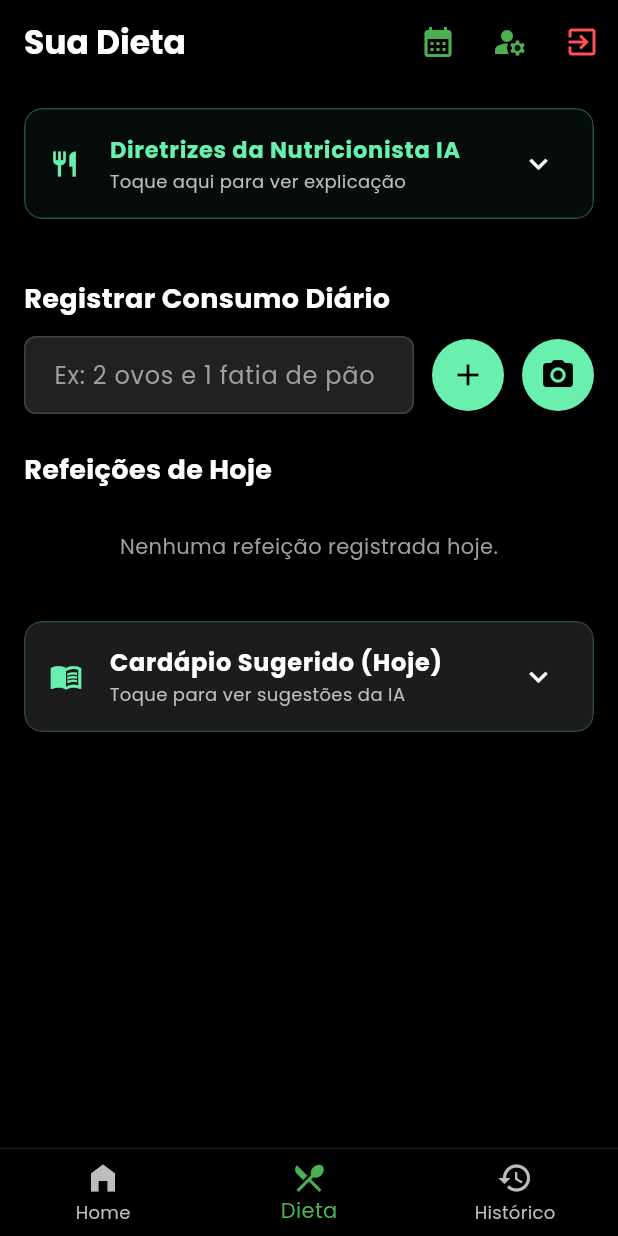
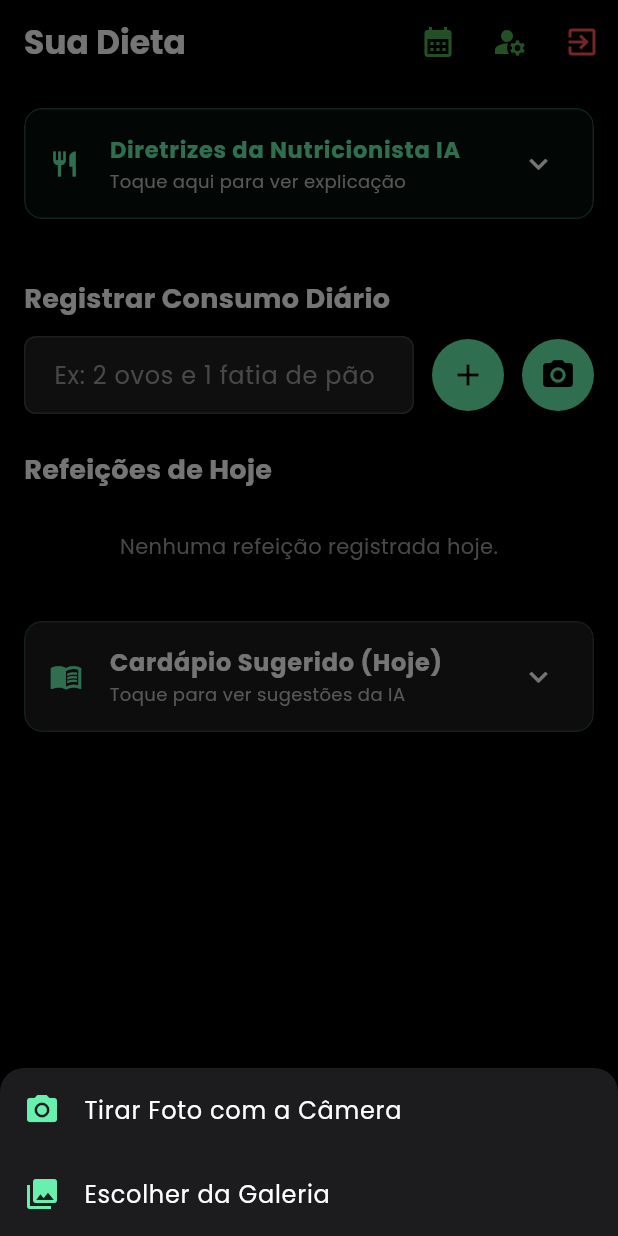
Before and after one commit to matsgabe/calistenia-app, a Flutter app: the HomeScreen screen opened directly with empty values, item 2 of the bottom bar chosen, after a tap on the "camera alt" icon, on a phone screen of 412 x 824 dp. Run offline on Flutter 3.47's test engine with Material 3 defaults, Android fonts, the phone set to English and light mode, and no system bars; our stand-ins replace device_preview, flutter_dotenv, google_fonts, google_generative_ai, image_picker, shared_preferences and 2 more; accounts and stored records are empty.

Commit message:
ajustes de adicionar arquivo

```diff
--- a/lib/dieta_screen.dart
+++ b/lib/dieta_screen.dart
@@ -63,9 +63,9 @@ class _DietaScreenState extends State<DietaScreen> {
     );
   }
 
-  Future<void> _capturarEAnalisarFoto() async {
+  Future<void> _capturarEAnalisarFoto(ImageSource source) async {
     try {
-      final XFile? foto = await _picker.pickImage(source: ImageSource.camera);
+      final XFile? foto = await _picker.pickImage(source: source);
       if (foto == null) return;
 
       if (mounted) _mostrarLoadingIA('Vision IA analisando prato...');
@@ -108,6 +108,47 @@ class _DietaScreenState extends State<DietaScreen> {
         ).showSnackBar(SnackBar(content: Text('Erro ao analisar prato: $e')));
       }
     }
+  }
+
+  void _mostrarOpcoesDeImagem() {
+    showModalBottomSheet(
+      context: context,
+      backgroundColor: const Color(0xFF1C1C1E),
+      shape: const RoundedRectangleBorder(
+        borderRadius: BorderRadius.vertical(top: Radius.circular(16)),
+      ),
+      builder: (context) => SafeArea(
+        child: Wrap(
+          children: [
+            ListTile(
+              leading: const Icon(Icons.camera_alt, color: Colors.greenAccent),
+              title: const Text(
+                'Tirar Foto com a Câmera',
+                style: TextStyle(color: Colors.white),
+              ),
+              onTap: () {
+                Navigator.pop(context);
+                _capturarEAnalisarFoto(ImageSource.camera);
+              },
+            ),
+            ListTile(
+              leading: const Icon(
+                Icons.photo_library,
+                color: Colors.greenAccent,
+              ),
+              title: const Text(
+                'Escolher da Galeria',
+                style: TextStyle(color: Colors.white),
+              ),
+              onTap: () {
+                Navigator.pop(context);
+                _capturarEAnalisarFoto(ImageSource.gallery);
+              },
+            ),
+          ],
+        ),
+      ),
+    );
   }
 
   Future<void> _registrarManual() async {
@@ -328,7 +369,7 @@ class _DietaScreenState extends State<DietaScreen> {
             ),
             const SizedBox(width: 12),
             InkWell(
-              onTap: _capturarEAnalisarFoto,
+              onTap: _mostrarOpcoesDeImagem,
               borderRadius: BorderRadius.circular(50),
               child: const CircleAvatar(
                 radius: 24,
```
